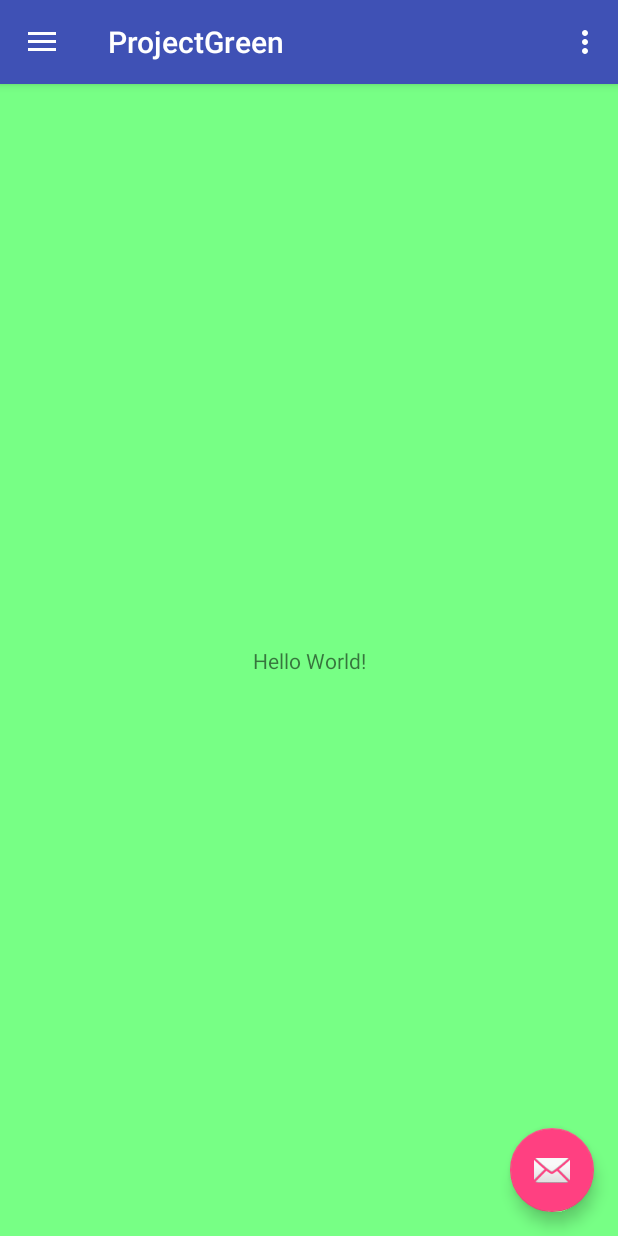
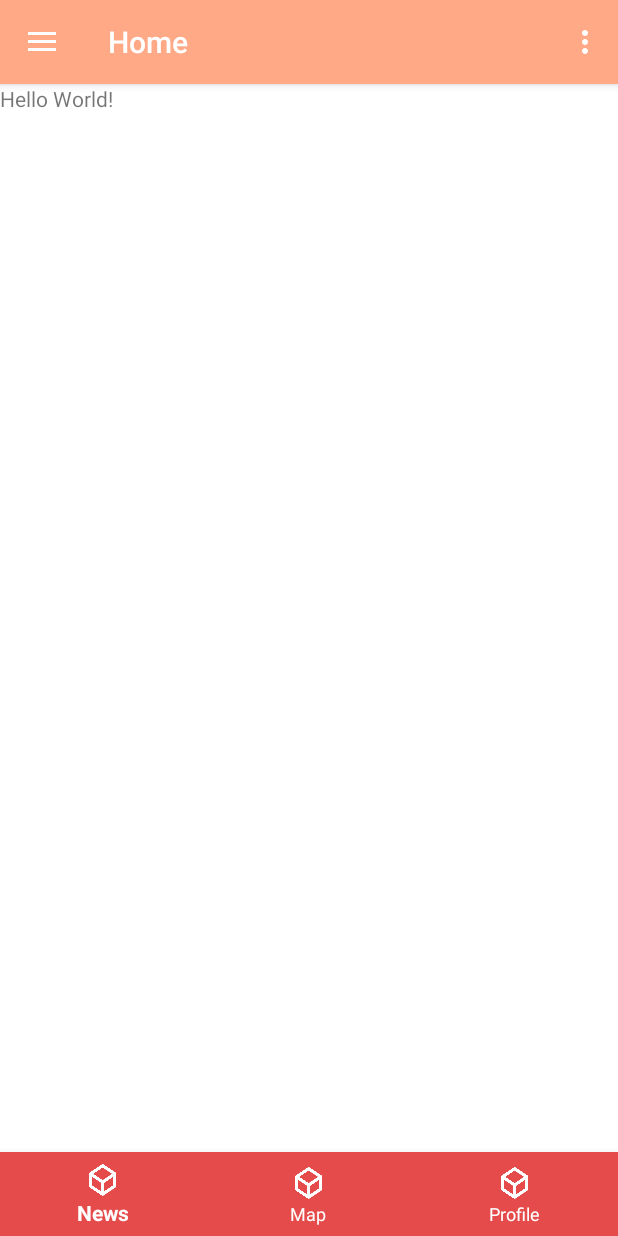
Before and after one commit to TeamProjectDev/HACC, an Android app: the screen it shows after launch (Navigation), on a phone screen of 412 x 824 dp. Run offline under Robolectric (Android 15) with nearby library versions, the phone set to English and light mode, and no system bars.

Commit message:
app updates

```diff
--- a/ProjectGreen/app/build.gradle
+++ b/ProjectGreen/app/build.gradle
@@ -20,6 +20,7 @@ android {
 
 dependencies {
     implementation fileTree(dir: 'libs', include: ['*.jar'])
+    implementation 'com.android.support:design:27.0.2'
     implementation 'com.android.support:appcompat-v7:26.1.0'
     implementation 'com.android.support:support-v4:26.1.0'
     implementation 'com.android.support:design:26.1.0'
--- a/ProjectGreen/app/src/main/AndroidManifest.xml
+++ b/ProjectGreen/app/src/main/AndroidManifest.xml
@@ -10,7 +10,7 @@
     <application
         android:allowBackup="true"
         android:icon="@mipmap/ic_launcher"
-        android:label="@string/app_name"
+        android:label="Home"
         android:roundIcon="@mipmap/ic_launcher_round"
         android:supportsRtl="true"
         android:theme="@style/AppTheme">
@@ -27,7 +27,7 @@
         <activity
             android:name=".LoginActivity"
             android:label="@string/title_activity_login" />
-        <activity android:name=".camActivity"></activity>
+        <activity android:name=".camActivity" />
     </application>
 
 </manifest>
--- a/ProjectGreen/app/src/main/java/projectdev/projectgreen/Navigation.java
+++ b/ProjectGreen/app/src/main/java/projectdev/projectgreen/Navigation.java
@@ -2,6 +2,8 @@ package projectdev.projectgreen;
 
 import android.content.Intent;
 import android.os.Bundle;
+import android.support.annotation.NonNull;
+import android.support.design.widget.BottomNavigationView;
 import android.support.design.widget.FloatingActionButton;
 import android.support.design.widget.Snackbar;
 import android.view.View;
@@ -13,17 +15,66 @@ import android.support.v7.app.AppCompatActivity;
 import android.support.v7.widget.Toolbar;
 import android.view.Menu;
 import android.view.MenuItem;
+import android.widget.TextView;
 
-public class Navigation extends AppCompatActivity
-        implements NavigationView.OnNavigationItemSelectedListener {
+public class Navigation extends AppCompatActivity {
+
+    private BottomNavigationView.OnNavigationItemSelectedListener mOnNavigationItemSelectedListener
+            = new BottomNavigationView.OnNavigationItemSelectedListener() {
+
+
+        @Override
+        public boolean onNavigationItemSelected(@NonNull MenuItem item) {
+            switch (item.getItemId()) {
+                case R.id.navNews:
+                    System.out.println("News");
+                    return true;
+                case R.id.navMap:
+                    System.out.println("Maps");
+                    return true;
+                case R.id.navProfile:
+                    System.out.println("Profile");
+                    return true;
+            }
+            return false;
+        }
+    };
+
+    private NavigationView.OnNavigationItemSelectedListener OnNavigationItemSelectedListener
+            = new NavigationView.OnNavigationItemSelectedListener() {
+            @Override
+            public boolean onNavigationItemSelected(@NonNull MenuItem item) {
+                // Handle navigation view item clicks here.
+                int id = item.getItemId();
+                if (id == R.id.nav_camera) {
+                    // Handle the camera action
+                    System.out.println("hello");
+                    startActivity(new Intent(Navigation.this, camActivity.class));
+                } else if (id == R.id.nav_gallery) {
+
+                } else if (id == R.id.nav_slideshow) {
+
+                } else if (id == R.id.nav_share) {
+
+                } else if (id == R.id.nav_send) {
+
+                }
+
+                DrawerLayout drawer = (DrawerLayout) findViewById(R.id.drawer_layout);
+                drawer.closeDrawer(GravityCompat.START);
+                return true;
+        }
+    };
 
     @Override
     protected void onCreate(Bundle savedInstanceState) {
         super.onCreate(savedInstanceState);
+        this.setTitle("Home");
         setContentView(R.layout.activity_navigation);
         Toolbar toolbar = (Toolbar) findViewById(R.id.toolbar);
         setSupportActionBar(toolbar);
 
+        /*
         FloatingActionButton fab = (FloatingActionButton) findViewById(R.id.fab);
         fab.setOnClickListener(new View.OnClickListener() {
             @Override
@@ -33,6 +84,8 @@ public class Navigation extends AppCompatActivity
             }
         });
 
+        */
+
         DrawerLayout drawer = (DrawerLayout) findViewById(R.id.drawer_layout);
         ActionBarDrawerToggle toggle = new ActionBarDrawerToggle(
                 this, drawer, toolbar, R.string.navigation_drawer_open, R.string.navigation_drawer_close);
@@ -40,7 +93,10 @@ public class Navigation extends AppCompatActivity
         toggle.syncState();
 
         NavigationView navigationView = (NavigationView) findViewById(R.id.nav_view);
-        navigationView.setNavigationItemSelectedListener(this);
+        navigationView.setNavigationItemSelectedListener(OnNavigationItemSelectedListener);
+
+        BottomNavigationView navigation = (BottomNavigationView) findViewById(R.id.navigation);
+        navigation.setOnNavigationItemSelectedListener(mOnNavigationItemSelectedListener);
     }
 
     @Override
@@ -52,6 +108,7 @@ public class Navigation extends AppCompatActivity
             super.onBackPressed();
         }
     }
+
 
     @Override
     public boolean onCreateOptionsMenu(Menu menu) {
@@ -77,27 +134,5 @@ public class Navigation extends AppCompatActivity
 
 
 
-    @SuppressWarnings("StatementWithEmptyBody")
-    @Override
-    public boolean onNavigationItemSelected(MenuItem item) {
-        // Handle navigation view item clicks here.
-        int id = item.getItemId();
-        if (id == R.id.nav_camera) {
-            // Handle the camera action
-            System.out.println("hello");
-            startActivity(new Intent(Navigation.this, camActivity.class));
-        } else if (id == R.id.nav_gallery) {
 
-        } else if (id == R.id.nav_slideshow) {
-
-        } else if (id == R.id.nav_share) {
-
-        } else if (id == R.id.nav_send) {
-
-        }
-
-        DrawerLayout drawer = (DrawerLayout) findViewById(R.id.drawer_layout);
-        drawer.closeDrawer(GravityCompat.START);
-        return true;
     }
-}
--- a/ProjectGreen/app/src/main/res/layout/activity_navigation.xml
+++ b/ProjectGreen/app/src/main/res/layout/activity_navigation.xml
@@ -5,7 +5,7 @@
     android:id="@+id/drawer_layout"
     android:layout_width="match_parent"
     android:layout_height="match_parent"
-    android:background="@color/colorMalGreen"
+    android:background="@color/colorFlashWhite"
     android:fitsSystemWindows="true"
     tools:openDrawer="start">
 
@@ -15,16 +15,16 @@
         android:layout_height="match_parent" />
 
     <android.support.design.widget.NavigationView
+
         android:id="@+id/nav_view"
         android:layout_width="wrap_content"
         android:layout_height="match_parent"
         android:layout_gravity="start"
-        android:background="@color/colorMalGreen"
-        android:fitsSystemWindows="true"
+        android:background="@color/colorFlashWhite"
         app:headerLayout="@layout/nav_header_navigation"
-        app:itemBackground="@color/colorMalGreen"
-        app:itemIconTint="@color/colorAccent"
-        app:itemTextColor="@color/colorCarPinK"
+        app:itemBackground="@color/colorFlashWhite"
+        app:itemIconTint="@color/colorCarPinK"
+        app:itemTextColor="@color/colorAccent"
         app:menu="@menu/activity_navigation_drawer" />
 
 </android.support.v4.widget.DrawerLayout>
--- a/ProjectGreen/app/src/main/res/layout/app_bar_navigation.xml
+++ b/ProjectGreen/app/src/main/res/layout/app_bar_navigation.xml
@@ -20,14 +20,8 @@
 
     </android.support.design.widget.AppBarLayout>
 
-    <include layout="@layout/content_navigation" />
-
-    <android.support.design.widget.FloatingActionButton
-        android:id="@+id/fab"
-        android:layout_width="wrap_content"
-        android:layout_height="wrap_content"
-        android:layout_gravity="bottom|end"
-        android:layout_margin="@dimen/fab_margin"
-        app:srcCompat="@android:drawable/ic_dialog_email" />
+    <include
+        android:id="@+id/include"
+        layout="@layout/content_navigation" />
 
 </android.support.design.widget.CoordinatorLayout>
--- a/ProjectGreen/app/src/main/res/layout/content_navigation.xml
+++ b/ProjectGreen/app/src/main/res/layout/content_navigation.xml
@@ -9,12 +9,30 @@
     tools:showIn="@layout/app_bar_navigation">
 
     <TextView
+        android:id="@+id/test"
         android:layout_width="wrap_content"
         android:layout_height="wrap_content"
-        android:text="Hello World!"
+        android:text="Hello World!" />
+
+    <FrameLayout
+        android:id="@+id/container"
+        android:layout_width="match_parent"
+        android:layout_height="match_parent"
+        app:layout_behavior="@string/appbar_scrolling_view_behavior" />
+
+    <android.support.design.widget.BottomNavigationView
+
+        android:id="@+id/navigation"
+        android:layout_width="0dp"
+        android:layout_height="wrap_content"
+        android:background="?android:attr/windowBackground"
+        app:itemBackground="@color/colorCarPinK"
+        app:itemIconTint="@color/colorFlashWhite"
+        app:itemTextColor="@color/colorFlashWhite"
         app:layout_constraintBottom_toBottomOf="parent"
         app:layout_constraintLeft_toLeftOf="parent"
         app:layout_constraintRight_toRightOf="parent"
-        app:layout_constraintTop_toTopOf="parent" />
+        app:menu="@menu/bottomnav" />
+
 
 </android.support.constraint.ConstraintLayout>
--- a/ProjectGreen/app/src/main/res/menu/activity_navigation_drawer.xml
+++ b/ProjectGreen/app/src/main/res/menu/activity_navigation_drawer.xml
@@ -8,26 +8,28 @@
         <menu>
             <group android:checkableBehavior="single">
                 <item
+                    android:background="@android:drawable/editbox_background"
                     android:id="@+id/nav_camera"
-                    android:icon="@drawable/ic_menu_camera"
-                    android:title="Identify Plants" />
+                    android:icon="@drawable/leafittous"
+                    android:iconTint="@color/colorFlashWhite"
+                    android:title="Leaf it to Me" />
                 <item
                     android:id="@+id/nav_AR"
-                    android:icon="@drawable/ic_menu_camera"
-                    android:title="Augmented Plants" />
+                    android:icon="@drawable/cube"
+                    android:title="Launch PlantAR" />
                 <item
                     android:id="@+id/nav_gallery"
-                    android:icon="@drawable/ic_menu_gallery"
+                    android:icon="@drawable/gallery"
                     android:title="Your Gallery" />
                 <item
                     android:id="@+id/nav_slideshow"
-                    android:icon="@drawable/ic_menu_slideshow"
+                    android:icon="@drawable/openbox"
                     android:title="Discoveries" />
             </group>
         </menu>
     </item>
 
-    <item android:title="@string/pollination">
+    <item android:title="Pollinate">
         <menu>
             <item
                 android:id="@+id/nav_share"
--- /dev/null
+++ b/ProjectGreen/app/src/main/res/menu/bottomnav.xml
@@ -0,0 +1,19 @@
+<?xml version="1.0" encoding="utf-8"?>
+<menu xmlns:android="http://schemas.android.com/apk/res/android">
+
+    <item
+        android:id="@+id/navNews"
+        android:icon="@drawable/cube"
+        android:title="News" />
+
+    <item
+        android:id="@+id/navMap"
+        android:icon="@drawable/cube"
+        android:title="Map" />
+
+    <item
+        android:id="@+id/navProfile"
+        android:icon="@drawable/cube"
+        android:title="Profile" />
+
+</menu>
--- a/ProjectGreen/app/src/main/res/values/colors.xml
+++ b/ProjectGreen/app/src/main/res/values/colors.xml
@@ -7,5 +7,5 @@
     <color name="colorMalGreen">#77ff85</color>
     <color name="colorMayaBlue">#5ED4FF</color>
     <color name="colorCarPinK">#e54b4b</color>
-    <color name="colorTang">#FFA987</color>
+    <color name="colorTang">#ffa987</color>
 </resources>
--- a/ProjectGreen/app/src/main/res/values/strings.xml
+++ b/ProjectGreen/app/src/main/res/values/strings.xml
@@ -20,4 +20,9 @@
     <string name="permission_rationale">"Contacts permissions are needed for providing email
         completions."
     </string>
+    <string name="title_activity_tab">tabActivity</string>
+    <string name="title_home">Home</string>
+    <string name="title_dashboard">Dashboard</string>
+    <string name="title_notifications">Notifications</string>
+    <string name="title_activity_main">MainActivity</string>
 </resources>
--- a/ProjectGreen/app/src/main/res/values/styles.xml
+++ b/ProjectGreen/app/src/main/res/values/styles.xml
@@ -3,7 +3,7 @@
     <!-- Base application theme. -->
     <style name="AppTheme" parent="Theme.AppCompat.Light.DarkActionBar">
         <!-- Customize your theme here. -->
-        <item name="colorPrimary">@color/colorPrimary</item>
+        <item name="colorPrimary">@color/colorTang</item>
         <item name="colorPrimaryDark">@color/colorPrimaryDark</item>
         <item name="colorAccent">@color/colorAccent</item>
     </style>
```
Also changed, not shown: ProjectGreen/app/src/main/res/drawable/ic_dashboard_black_24dp.xml (added, +9 -0 lines), ProjectGreen/app/src/main/res/drawable/ic_home_black_24dp.xml (added, +9 -0 lines), ProjectGreen/app/src/main/res/drawable/ic_notifications_black_24dp.xml (added, +9 -0 lines), ProjectGreen/app/src/main/res/layout/nav_header_navigation.xml (+5 -3 lines), ProjectGreen/app/src/main/res/drawable/cube.png (added), ProjectGreen/app/src/main/res/drawable/gallery.png (added), ProjectGreen/app/src/main/res/drawable/leafittous.png (added), ProjectGreen/app/src/main/res/drawable/openbox.png (added).
